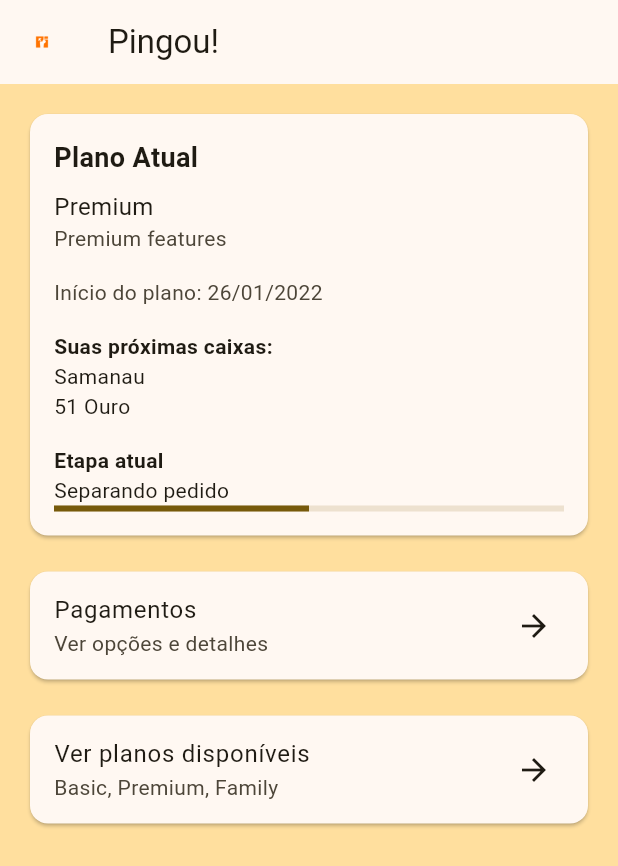
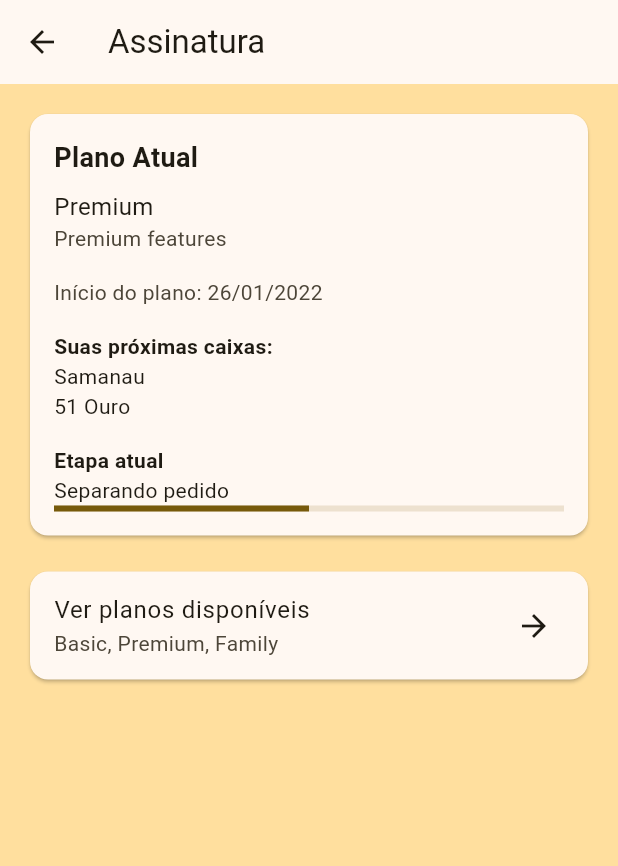
Before and after one commit to pingoucom/consumer_pingou_com, a Flutter app: the SubscriptionBanner screen opened by its route, on a phone screen of 412 x 824 dp. Shown: the top 866 px of the screen. Run offline on Flutter 3.47's test engine with Material 3 defaults, Android fonts, the light colour scheme and no system bars; our stand-ins replace another_flutter_splash_screen, go_router, mask_text_input_formatter.

Commit message:
feat: Finish basic flow

```diff
--- a/lib/infrastructure/providers/order_provider.dart
+++ b/lib/infrastructure/providers/order_provider.dart
@@ -31,6 +31,7 @@
 
     final orders = await _orderRepository.get();
 
+    _userOrders.clear();
     _userOrders.addAll(orders);
     _hasLoadedInitialOrders = true;
 
--- a/lib/main.dart
+++ b/lib/main.dart
@@ -19,7 +19,6 @@
 import 'package:consumer_pingou_com/infrastructure/repositories/mock/mocked_order_repository.dart';
 import 'package:consumer_pingou_com/infrastructure/repositories/mock/mocked_plan_repository.dart';
 import 'package:consumer_pingou_com/infrastructure/repositories/mock/mocked_product_repository.dart';
-import 'package:consumer_pingou_com/presentation/layouts/nav_bar.dart';
 import 'package:consumer_pingou_com/presentation/screens/addresses/index/screen.dart';
 import 'package:consumer_pingou_com/presentation/screens/auth/local_sign_in_screen.dart';
 import 'package:consumer_pingou_com/presentation/screens/auth/local_sign_up_screen.dart';
--- a/lib/presentation/screens/home/screen.dart
+++ b/lib/presentation/screens/home/screen.dart
@@ -27,6 +27,7 @@
   @override
   Widget build(BuildContext context) {
     return BanneredBottomedScreenLayout(
+      bottomBarIndex: 0,
       icon: Icons.local_drink,
       message: DailyMessageFactory.make(),
       children: [
--- a/lib/presentation/screens/splash.dart
+++ b/lib/presentation/screens/splash.dart
@@ -15,7 +15,8 @@
         width: 600,
         child: Image.asset('assets/img/logo2.png'),
       ),
-      onAnimationEnd: () => GoRouter.of(context).replace('/home'),
+      onAnimationEnd: () =>
+          GoRouter.of(context).replace('/auth/sign-in-options'),
     );
   }
 }
--- a/lib/presentation/screens/store/index/screen.dart
+++ b/lib/presentation/screens/store/index/screen.dart
@@ -39,6 +39,7 @@
   @override
   Widget build(BuildContext context) {
     return BanneredBottomedScreenLayout(
+      bottomBarIndex: 1,
       icon: Icons.local_drink,
       message: DailyMessageFactory.make(),
       stickyHeader: _TagList(),
--- a/lib/presentation/screens/subscription_plan/subscriptionBanner.dart
+++ b/lib/presentation/screens/subscription_plan/subscriptionBanner.dart
@@ -1,5 +1,4 @@
 import 'package:consumer_pingou_com/infrastructure/providers/subscription_provider.dart';
-import 'package:consumer_pingou_com/presentation/screens/subscription_plan/avaiable_plans_page.dart';
 import 'package:flutter/material.dart';
 import 'package:go_router/go_router.dart';
 import 'package:provider/provider.dart';
@@ -12,16 +11,13 @@
     return Scaffold(
       backgroundColor: Theme.of(context).colorScheme.primaryContainer,
       appBar: AppBar(
-        leading: Container(
-          margin: const EdgeInsets.symmetric(vertical: 12),
-          child: Image.asset(
-            'assets/img/logo.png',
-            height: 50,
-            width: 50,
-            fit: BoxFit.contain,
-          ),
+        leading: IconButton(
+          icon: const Icon(Icons.arrow_back),
+          onPressed: () => GoRouter.of(context).canPop()
+              ? GoRouter.of(context).pop()
+              : GoRouter.of(context).go('/home'),
         ),
-        title: const Text('Pingou!'),
+        title: const Text('Assinatura'),
       ),
       body: Consumer<SubscriptionProvider>(
         builder: (context, provider, child) {
@@ -29,8 +25,6 @@
             padding: const EdgeInsets.all(16),
             children: [
               Center(child: _currentPlanCard(provider, context)),
-              const SizedBox(height: 16),
-              Center(child: _paymentOptionCard(context)),
               const SizedBox(height: 16),
               Center(child: _availablePlansCard(provider, context)),
             ],
@@ -91,24 +85,6 @@
     );
   }
 
-  Widget _paymentOptionCard(BuildContext context) {
-    return Card(
-      color: Theme.of(context).colorScheme.surface,
-      child: ListTile(
-        title: Text('Pagamentos',
-            style: TextStyle(color: Theme.of(context).colorScheme.onSurface)),
-        subtitle: Text('Ver opções e detalhes',
-            style: TextStyle(
-                color: Theme.of(context).colorScheme.onSurfaceVariant)),
-        trailing: Icon(Icons.arrow_forward,
-            color: Theme.of(context).colorScheme.onSurface),
-        onTap: () {
-          // Navegar para a tela de pagamentos
-        },
-      ),
-    );
-  }
-
   Widget _availablePlansCard(
       SubscriptionProvider provider, BuildContext context) {
     return Card(
@@ -121,9 +97,7 @@
                 color: Theme.of(context).colorScheme.onSurfaceVariant)),
         trailing: Icon(Icons.arrow_forward,
             color: Theme.of(context).colorScheme.onSurface),
-        onTap: () => GoRouter.of(context).canPop()
-            ? GoRouter.of(context).pop()
-            : GoRouter.of(context).go('/subscription/allPlans'),
+        onTap: () => GoRouter.of(context).push('/subscription/allPlans'),
       ),
     );
   }
--- a/lib/router.dart
+++ b/lib/router.dart
@@ -3,7 +3,7 @@
 final _rootNavigatorKey = GlobalKey<NavigatorState>();
 
 final _router = GoRouter(
-  initialLocation: '/nav-bar-test',
+  initialLocation: '/splash',
   navigatorKey: _rootNavigatorKey,
   routes: [
     GoRoute(
@@ -37,10 +37,6 @@
     GoRoute(
       path: '/store',
       builder: (context, state) => const StoreIndexScreen(),
-    ),
-    GoRoute(
-      path: '/nav-bar-test',
-      builder: (context, state) => MyNavBar(),
     ),
     GoRoute(
       path: '/store/:productId',
--- a/pubspec.yaml
+++ b/pubspec.yaml
@@ -15,8 +15,6 @@
   mask_text_input_formatter: ^2.9.0
   provider: ^6.1.2
   another_flutter_splash_screen: 1.2.0
-  persistent_bottom_nav_bar: any
-
 
 dev_dependencies:
   flutter_test:
```
Also changed, not shown: lib/infrastructure/repositories/mock/mocked_order_repository.dart (+11 -5 lines), lib/presentation/components/my_bottom_bar.dart (+24 -8 lines), lib/presentation/layouts/bannered_bottomed_screen_layout.dart (+6 -1 lines), lib/presentation/layouts/nav_bar.dart (deleted, +0 -74 lines), lib/presentation/screens/onboarding/address_screen.dart (+5 -2 lines), lib/presentation/screens/subscription_plan/avaiable_plans_page.dart (+6 -8 lines), pubspec.lock.
